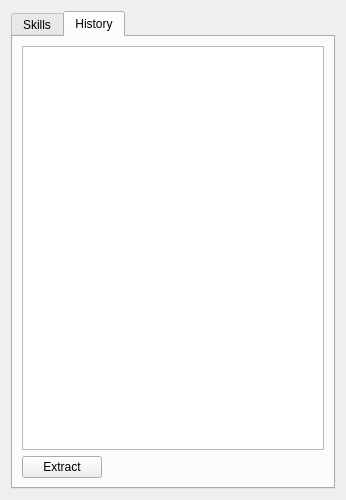
Old version of the form client/ui/DevilProperties.ui in the repository erikku/frosty.
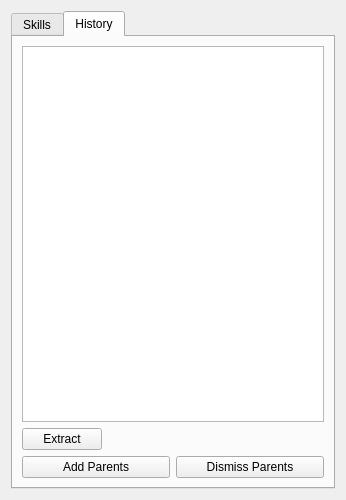
New version of the form. The open tabs and pages were chosen to show the change.

Commit message:
Added the ability to reverse fuse devils.
Added the ability to move an inherited skill up the history.

The edit to the form file:
```diff
--- a/client/ui/DevilProperties.ui
+++ b/client/ui/DevilProperties.ui
@@ -1110,6 +1110,24 @@
          </item>
         </layout>
        </item>
+       <item>
+        <layout class="QHBoxLayout">
+         <item>
+          <widget class="QPushButton" name="addChildren">
+           <property name="text">
+            <string>Add Parents</string>
+           </property>
+          </widget>
+         </item>
+         <item>
+          <widget class="QPushButton" name="dismissChildren">
+           <property name="text">
+            <string>Dismiss Parents</string>
+           </property>
+          </widget>
+         </item>
+        </layout>
+       </item>
       </layout>
      </widget>
     </widget>
```
The commit also changes 13 other files.
